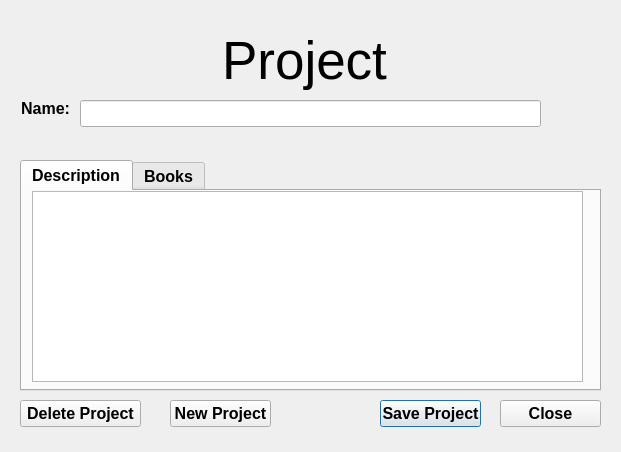
JimFowler/books, file Collection/Tools/collection/designer/ui_project.ui: the form before one commit.
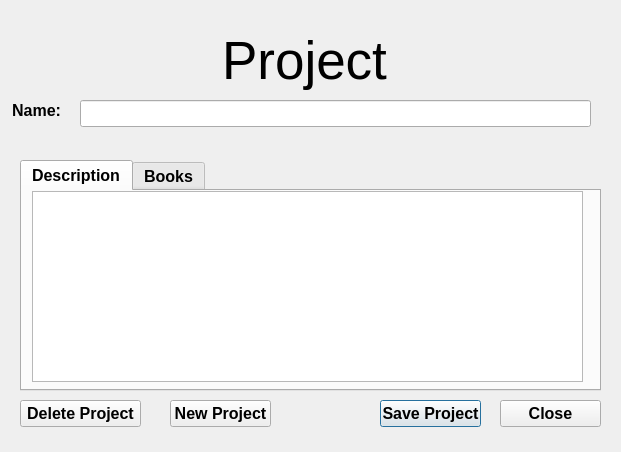
The form after the commit.

```diff
--- a/Collection/Tools/collection/designer/ui_project.ui
+++ b/Collection/Tools/collection/designer/ui_project.ui
@@ -39,7 +39,7 @@
     <rect>
      <x>80</x>
      <y>100</y>
-     <width>461</width>
+     <width>511</width>
      <height>27</height>
     </rect>
    </property>
@@ -52,10 +52,10 @@
   <widget class="QLabel" name="label">
    <property name="geometry">
     <rect>
-     <x>0</x>
+     <x>10</x>
      <y>100</y>
-     <width>70</width>
-     <height>17</height>
+     <width>51</width>
+     <height>20</height>
     </rect>
    </property>
    <property name="font">
```
Left out of the diff: 25 changed lines with no effect on the pictures.
